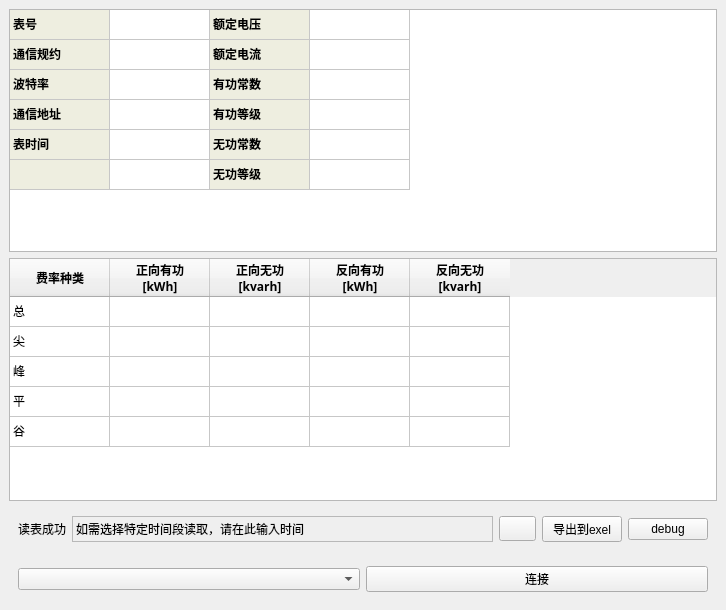
Before: the Qt Designer form bysx/mainwindow.ui in sgh579/bysx, drawn with Qt 5.
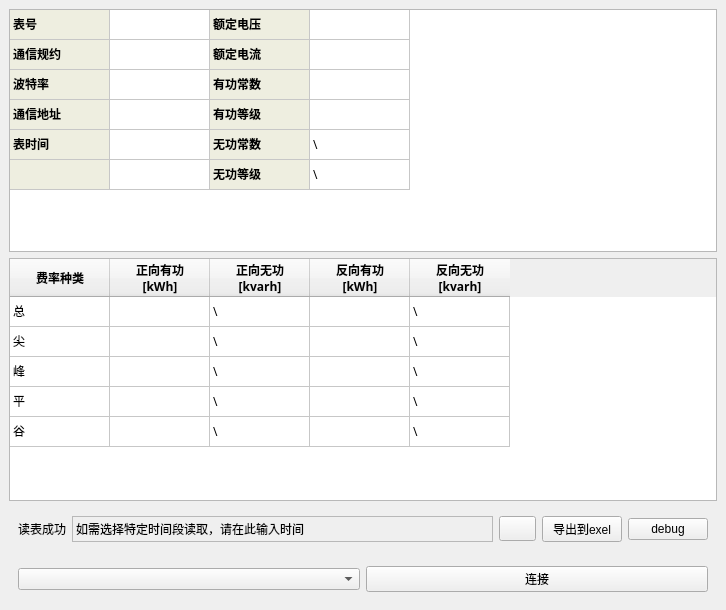
After: the same form once the commit is applied. Icons and pictures are not drawn.

Patch:
```diff
--- a/bysx/mainwindow.ui
+++ b/bysx/mainwindow.ui
@@ -353,7 +353,7 @@
       </item>
       <item row="4" column="3">
        <property name="text">
-        <string/>
+        <string>\</string>
        </property>
       </item>
       <item row="5" column="0">
@@ -398,7 +398,7 @@
       </item>
       <item row="5" column="3">
        <property name="text">
-        <string/>
+        <string>\</string>
        </property>
       </item>
      </widget>
@@ -598,11 +598,31 @@
         <string/>
        </property>
       </item>
+      <item row="0" column="2">
+       <property name="text">
+        <string>\</string>
+       </property>
+      </item>
+      <item row="0" column="4">
+       <property name="text">
+        <string>\</string>
+       </property>
+      </item>
       <item row="1" column="0">
        <property name="text">
         <string>尖</string>
        </property>
       </item>
+      <item row="1" column="2">
+       <property name="text">
+        <string>\</string>
+       </property>
+      </item>
+      <item row="1" column="4">
+       <property name="text">
+        <string>\</string>
+       </property>
+      </item>
       <item row="2" column="0">
        <property name="text">
         <string>峰</string>
@@ -610,7 +630,12 @@
       </item>
       <item row="2" column="2">
        <property name="text">
-        <string/>
+        <string>\</string>
+       </property>
+      </item>
+      <item row="2" column="4">
+       <property name="text">
+        <string>\</string>
        </property>
       </item>
       <item row="3" column="0">
@@ -618,14 +643,29 @@
         <string>平</string>
        </property>
       </item>
+      <item row="3" column="2">
+       <property name="text">
+        <string>\</string>
+       </property>
+      </item>
+      <item row="3" column="4">
+       <property name="text">
+        <string>\</string>
+       </property>
+      </item>
       <item row="4" column="0">
        <property name="text">
         <string>谷</string>
        </property>
       </item>
+      <item row="4" column="2">
+       <property name="text">
+        <string>\</string>
+       </property>
+      </item>
       <item row="4" column="4">
        <property name="text">
-        <string/>
+        <string>\</string>
        </property>
       </item>
      </widget>
```
